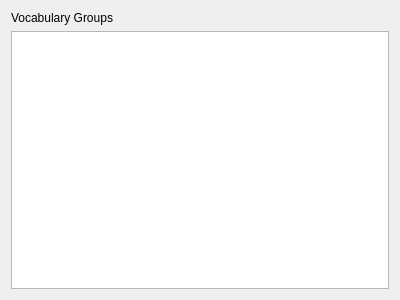
Old version of the form Forms/VocabularyGroupsWidget.ui in the repository iatanasov77/qvocabulary.
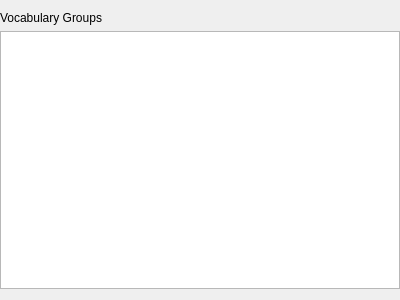
New version of the form.

Commit message: Remove VocabularyWidget Border of Spliter.

Patch:
```diff
--- a/Forms/VocabularyGroupsWidget.ui
+++ b/Forms/VocabularyGroupsWidget.ui
@@ -14,6 +14,12 @@
    <string>Frame</string>
   </property>
   <layout class="QVBoxLayout" name="verticalLayout">
+   <property name="leftMargin">
+    <number>0</number>
+   </property>
+   <property name="rightMargin">
+    <number>0</number>
+   </property>
    <item>
     <widget class="QLabel" name="label">
      <property name="text">
```
The commit also changes 3 other files.
